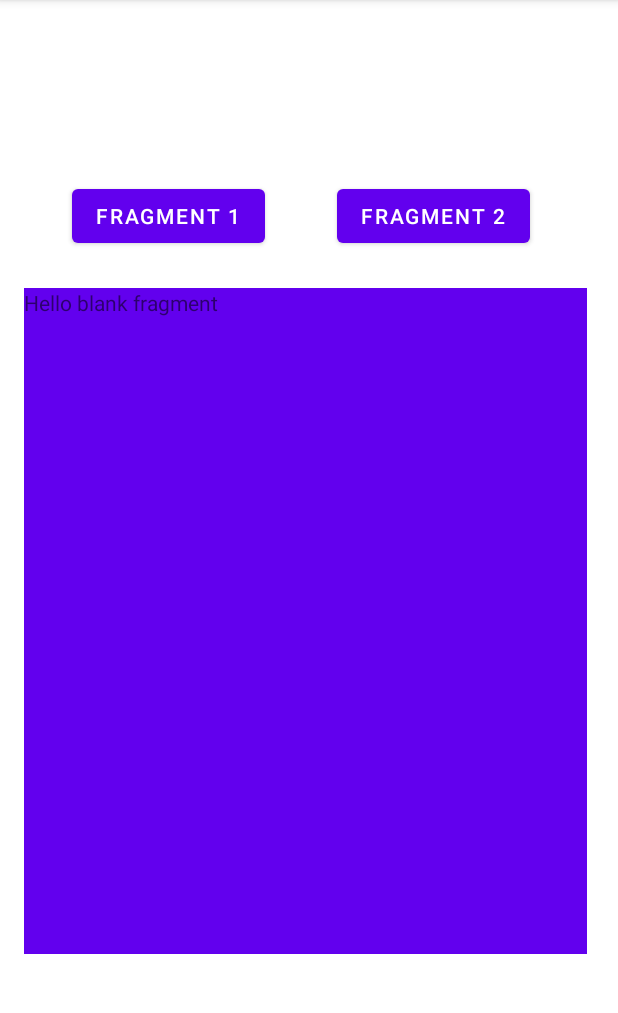
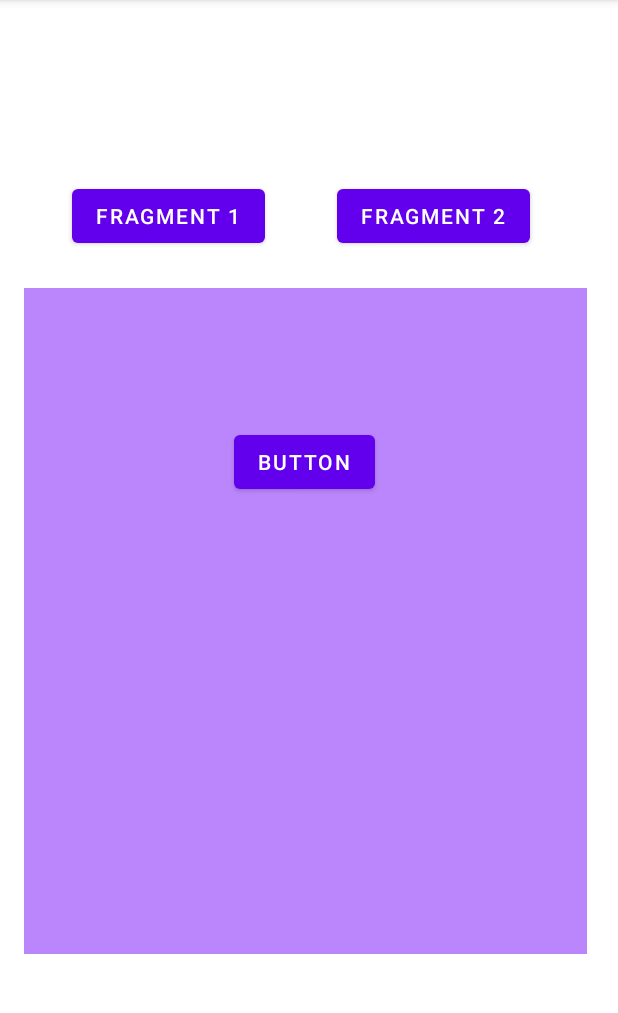
Before and after one commit to pavlentytest/iep821_fragments, an Android app: the screen it shows after launch (MainActivity), after a tap on "FRAGMENT 2", on a phone screen of 412 x 824 dp, the part 84-1097 px from its top. Run offline under Robolectric (Android 15) with nearby library versions, the phone set to English and light mode, and no system bars.

```diff
--- a/app/src/main/java/ru/samsung/itschool/mdev/myapplication/Fragment2.java
+++ b/app/src/main/java/ru/samsung/itschool/mdev/myapplication/Fragment2.java
@@ -1,27 +1,47 @@
 package ru.samsung.itschool.mdev.myapplication;
 
+import android.content.Context;
 import android.os.Bundle;
 
+import androidx.annotation.NonNull;
 import androidx.fragment.app.Fragment;
 
+import android.util.Log;
 import android.view.LayoutInflater;
 import android.view.View;
 import android.view.ViewGroup;
 
+import ru.samsung.itschool.mdev.myapplication.databinding.Fragment2Binding;
+
 public class Fragment2 extends Fragment {
 
     private OnFragment2DataListener dataListener;
+    private Fragment2Binding binding2;
 
+    @Override
+    public void onAttach(@NonNull Context context) {
+        super.onAttach(context);
+        if(context instanceof OnFragment2DataListener) {
+            dataListener = (OnFragment2DataListener) context;
+        } else {
+            Log.e("RRRR","Error!");
+        }
+    }
     @Override
     public void onCreate(Bundle savedInstanceState) {
         super.onCreate(savedInstanceState);
     }
-
     @Override
     public View onCreateView(LayoutInflater inflater, ViewGroup container,
                              Bundle savedInstanceState) {
-        // Inflate the layout for this fragment
-        return inflater.inflate(R.layout.fragment_2, container, false);
+        binding2 = Fragment2Binding.inflate(inflater,container,false);
+        binding2.button3.setOnClickListener(new View.OnClickListener() {
+            @Override
+            public void onClick(View v) {
+                dataListener.getData("Ура!!!");
+            }
+        });
+        return binding2.getRoot();
     }
 
     public interface OnFragment2DataListener {
--- a/app/src/main/java/ru/samsung/itschool/mdev/myapplication/MainActivity.java
+++ b/app/src/main/java/ru/samsung/itschool/mdev/myapplication/MainActivity.java
@@ -51,8 +51,6 @@ public class MainActivity extends AppCompatActivity implements Fragment2.OnFragm
         ft.replace(R.id.body,fr);
         ft.addToBackStack(null);
         ft.commit();
-
-
     }
 
     @Override
--- a/app/src/main/res/layout/fragment_2.xml
+++ b/app/src/main/res/layout/fragment_2.xml
@@ -1,15 +1,20 @@
 <?xml version="1.0" encoding="utf-8"?>
-<FrameLayout xmlns:android="http://schemas.android.com/apk/res/android"
+<androidx.constraintlayout.widget.ConstraintLayout xmlns:android="http://schemas.android.com/apk/res/android"
+    xmlns:app="http://schemas.android.com/apk/res-auto"
     xmlns:tools="http://schemas.android.com/tools"
+    android:id="@+id/frameLayout"
     android:layout_width="match_parent"
     android:layout_height="match_parent"
-    android:background="@color/design_default_color_primary"
+    android:background="@color/purple_200"
     tools:context=".Fragment2">
 
-    <!-- TODO: Update blank fragment layout -->
-    <TextView
-        android:layout_width="match_parent"
-        android:layout_height="match_parent"
-        android:text="@string/hello_blank_fragment" />
-
-</FrameLayout>
+    <Button
+        android:id="@+id/button3"
+        android:layout_width="wrap_content"
+        android:layout_height="wrap_content"
+        android:layout_marginStart="140dp"
+        android:layout_marginTop="92dp"
+        android:text="Button"
+        app:layout_constraintStart_toStartOf="parent"
+        app:layout_constraintTop_toTopOf="parent" />
+</androidx.constraintlayout.widget.ConstraintLayout>
```
